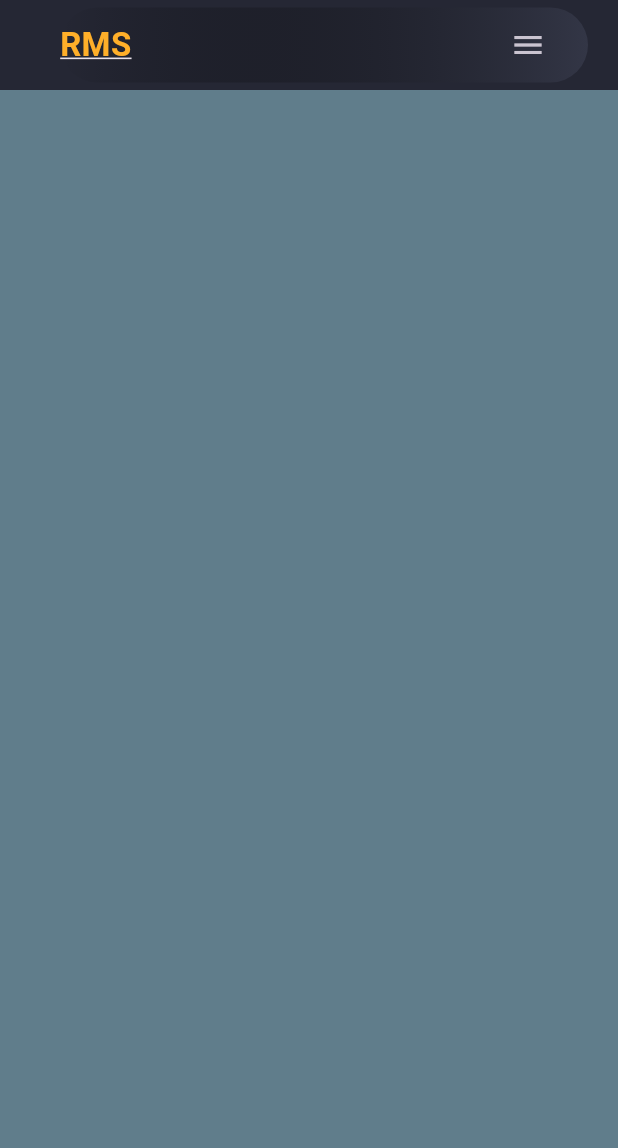
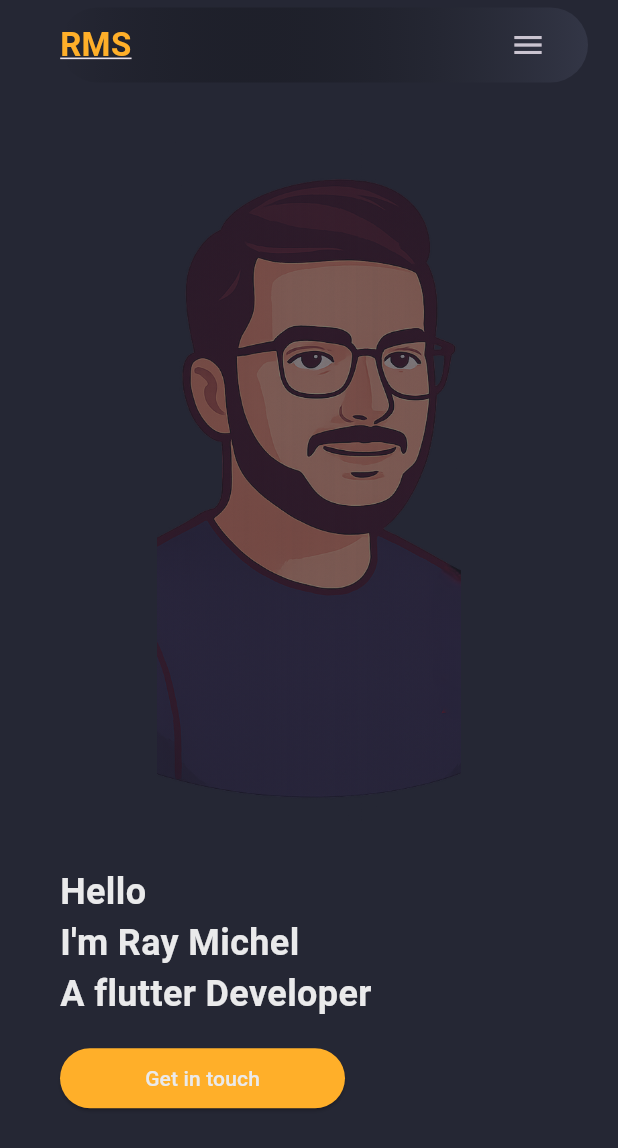
Before and after one commit to rayMSilva/portfolio, a Flutter app: the screen it shows after launch, on a phone screen of 412 x 824 dp. Shown: the top 1148 px of the screen. Run offline on Flutter 3.47's test engine with Material 3 defaults, Android fonts, the phone set to English and light mode, and no system bars.

Commit message:
criando content da main page e sua responsividade

```diff
--- a/lib/src/UI/main.page/main.page.dart
+++ b/lib/src/UI/main.page/main.page.dart
@@ -1,10 +1,9 @@
 import 'package:flutter/material.dart';
-import 'package:my_portfolio/src/UI/contact/contact.dart';
+import 'package:my_portfolio/src/UI/main.page/widgets/content.desktop.dart';
+import 'package:my_portfolio/src/UI/main.page/widgets/content.mobile.dart';
 import 'package:my_portfolio/src/UI/main.page/widgets/header.desktop.dart';
 import 'package:my_portfolio/src/UI/main.page/widgets/header.mobile.dart';
 import 'package:my_portfolio/src/UI/main.page/widgets/header.mobile.drawer.dart';
-import 'package:my_portfolio/src/UI/projects/projects.dart';
-import 'package:my_portfolio/src/UI/skills/skills.dart';
 import 'package:my_portfolio/src/constants/colors.dart';
 
 class MainPage extends StatelessWidget {
@@ -18,23 +17,21 @@ class MainPage extends StatelessWidget {
       backgroundColor: CustomColor.scaffoldBg,
       endDrawer: HeaderMobileDrawer(),
       body: ListView(
-        children: [
-          //todo implementar about me
-          MediaQuery.of(context).size.width > 750
-              ? HearderDesktop(onTap: () {})
-              : HeaderMobile(
+        children: MediaQuery.of(context).size.width > 750
+            ? [HearderDesktop(onTap: () {}), ContentDesktop(),Container(height: 500,)]
+            : [
+                HeaderMobile(
                   onTap: () {},
                   onTapMenu: () {
                     scaffoldKey.currentState?.openEndDrawer();
                   },
                 ),
-          //todo implementar skills
-          Container(color: Colors.blueGrey, height: 500, child: Skills()),
-          //todo implentar projects
-          Container(color: Colors.blueGrey, height: 500, child: Projects()),
-          //todo implementar contacts
-          Container(color: Colors.blueGrey, height: 500, child: Contact()),
-        ],
+                ContentMobile(), Container(height: 500,)
+              ],
+        //todo implementar about me
+        //todo implementar skills
+        //todo implentar projects
+        //todo implementar contacts
       ),
     );
   }
--- /dev/null
+++ b/lib/src/UI/main.page/widgets/content.mobile.dart
@@ -0,0 +1,42 @@
+import 'package:flutter/material.dart';
+import 'package:my_portfolio/src/constants/colors.dart';
+
+class ContentMobile extends StatelessWidget {
+  const ContentMobile({super.key});
+
+  @override
+  Widget build(BuildContext context) {
+    return Container(
+      margin: const EdgeInsets.symmetric(horizontal: 40, vertical: 30),
+      height: MediaQuery.of(context).size.height,
+      constraints: BoxConstraints(minHeight: 360),
+      child: Column(
+        mainAxisAlignment: MainAxisAlignment.start,
+        crossAxisAlignment: CrossAxisAlignment.start,
+        children: [
+          ShaderMask(
+            shaderCallback: (bounds) {
+              return LinearGradient(colors: [CustomColor.scaffoldBg.withValues(alpha: 0.6), CustomColor.scaffoldBg.withValues(alpha: 0.6)]).createShader(bounds);
+            },
+            blendMode: BlendMode.srcATop,
+            child: Image.asset("lib/assets/image.png", width: MediaQuery.of(context).size.width, height: MediaQuery.of(context).size.height / 1.8),
+          ),
+          const SizedBox(height: 30),
+          Text(
+            "Hello\nI'm Ray Michel\nA flutter Developer",
+            style: TextStyle(fontSize: 24, fontWeight: FontWeight.bold, color: CustomColor.whitePrimary),
+          ),
+          const SizedBox(height: 15),
+          SizedBox(
+            width: 190,
+            child: ElevatedButton(
+              onPressed: () {},
+              style: ButtonStyle(backgroundColor: WidgetStateProperty.all(CustomColor.yellowPrimary)),
+              child: Text("Get in touch", style: TextStyle(color: CustomColor.whitePrimary)),
+            ),
+          ),
+        ],
+      ),
+    );
+  }
+}
```
Also changed, not shown: lib/src/UI/main.page/widgets/content.desktop.dart (added, +39 -0 lines), pubspec.yaml (+4 -66 lines), lib/assets/image.png (added).
